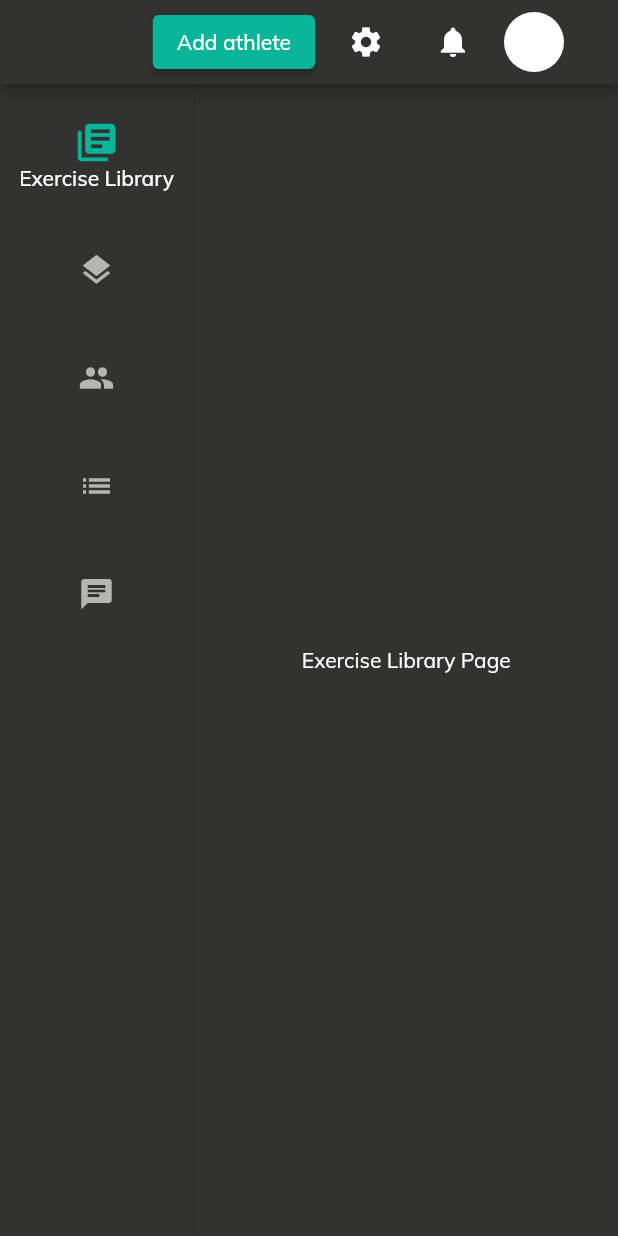
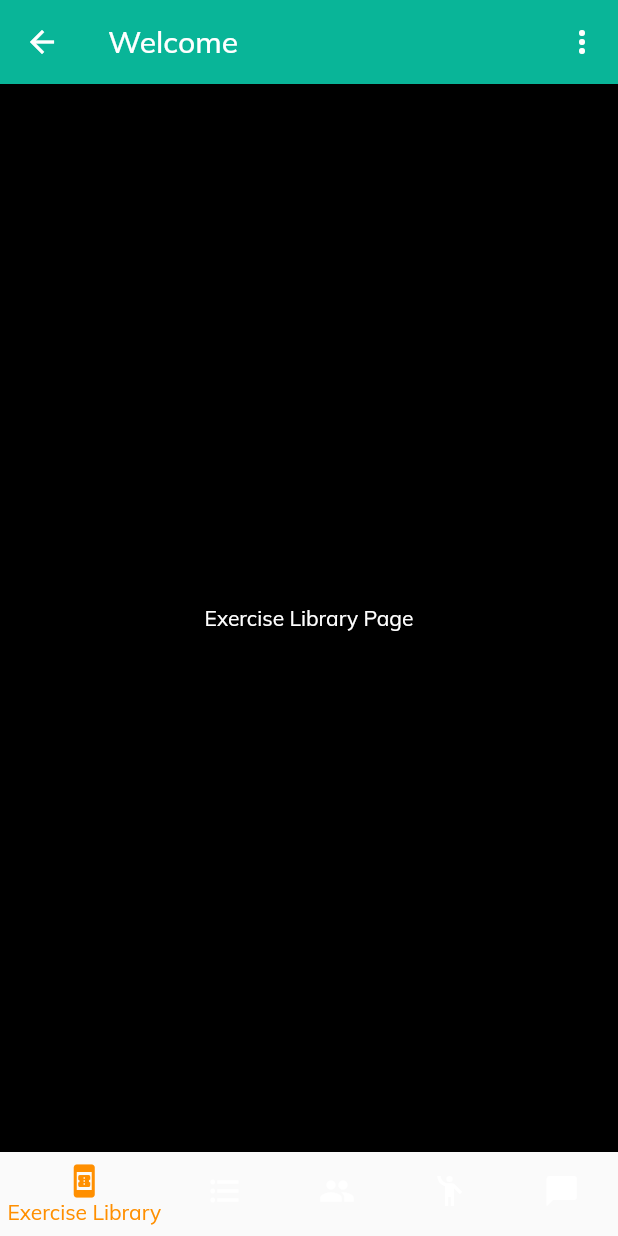
Before and after one commit to salahlashein/Web-dashboard-for-a-powerlifting-company, a Flutter app: the Navbar screen opened by its route, on a phone screen of 412 x 824 dp. Run offline on Flutter 3.47's test engine with Material 2 defaults, Android fonts, the phone set to English and light mode, and no system bars; our stand-ins replace cloud_firestore, firebase_auth, firebase_core, get, google_fonts; missing offline and left inert: flutter_email_sender; accounts and stored records are empty.

Commit message:
singn in working

```diff
--- a/lib/navbar.dart
+++ b/lib/navbar.dart
@@ -1,4 +1,9 @@
+import 'dart:math';
 import 'package:flutter/material.dart';
+import 'package:firebase_auth/firebase_auth.dart';
+import 'package:cloud_firestore/cloud_firestore.dart';
+import 'package:flutter_email_sender/flutter_email_sender.dart';
+import 'package:web_dashboard/services/userservice.dart';
 
 class Navbar extends StatefulWidget {
   @override
@@ -27,16 +32,22 @@ class _NavbarState extends State<Navbar> {
   void initState() {
     super.initState();
     _loadCoachName();
+    EmailJS.init('YOUR_EMAILJS_USER_ID'); // Replace with your EmailJS user ID
   }
 
   Future<void> _loadCoachName() async {
-    // Load coach name from Firebase or any other data source
-    // Replace the code below with your own implementation
-    await Future.delayed(
-        Duration(seconds: 2)); // Simulating asynchronous operation
+    try {
+      User? user = FirebaseAuth.instance.currentUser;
+      if (user != null) {
+        String coachId = user.uid;
+        String coachName = await UserService().getCoachName(coachId);
         setState(() {
-      _coachName = 'Salah lashein';
+          _coachName = coachName;
         });
+      }
+    } catch (e) {
+      print('Error loading coach name: ${e.toString()}');
+    }
   }
 
   void _showAddAthleteDialog(BuildContext context) {
@@ -62,7 +73,7 @@ class _NavbarState extends State<Navbar> {
                   style: TextStyle(fontSize: 18, color: Colors.white),
                 ),
                 SizedBox(height: 20.0),
-                TextField(
+                TextFormField(
                   keyboardType: TextInputType.emailAddress,
                   onChanged: (value) {
                     athleteEmail = value;
@@ -79,11 +90,14 @@ class _NavbarState extends State<Navbar> {
                       borderSide: BorderSide(color: Colors.white),
                     ),
                   ),
+                  validator: (value) => EmailValidator.validate(value!)
+                      ? null
+                      : "Please enter a valid email",
                 ),
                 SizedBox(height: 20.0),
                 ElevatedButton(
                   onPressed: () {
-                    // Add your action for sending invitation here
+                    _sendInvitation(athleteEmail);
                   },
                   style: ElevatedButton.styleFrom(
                     primary: Color.fromARGB(255, 9, 181, 152),
@@ -102,130 +116,95 @@ class _NavbarState extends State<Navbar> {
     );
   }
 
+  String _generateRandomCode() {
+    final random = Random();
+    final code = List.generate(6, (_) => random.nextInt(10)).join();
+    return code;
+  }
+
+  Future<void> _sendEmail(String email, String code) async {
+    var params = {
+      'code': code,
+      'email': email,
+    };
+
+    await Email.send('service_id', 'template_id', params, 'user_id', 'origin')
+        .then((value) => print('Email sent successfully: $value'))
+        .catchError((error) => print('Failed to send email: $error'));
+  }
+
+  Future<void> _createAthleteAccount(String email, String code) async {
+    await FirebaseFirestore.instance.collection('Athletes').doc(email).set({
+      'randomCode': code,
+    });
+  }
+
+  Future<void> _sendInvitation(String athleteEmail) async {
+    String code = _generateRandomCode();
+    await _sendEmail(athleteEmail, code);
+    await _createAthleteAccount(athleteEmail, code);
+  }
+
   @override
   Widget build(BuildContext context) {
     return Scaffold(
+      backgroundColor: Colors.black,
       appBar: AppBar(
-        backgroundColor: Color.fromARGB(255, 50, 50, 48),
-        automaticallyImplyLeading: false,
-        title: Column(
-          children: [
-            Row(
-              mainAxisAlignment: MainAxisAlignment.end,
-              children: [
-                SizedBox(width: 10),
-                ElevatedButton(
+        actions: [
+          PopupMenuButton(
+            itemBuilder: (context) => [
+              PopupMenuItem(
+                value: 1,
+                child: TextButton(
                   onPressed: () {
+                    Navigator.of(context).pop();
                     _showAddAthleteDialog(context);
                   },
-                  style: ElevatedButton.styleFrom(
-                    primary: Color.fromARGB(255, 9, 181, 152),
-                  ),
-                  child: Text('Add athlete'),
-                ),
-                SizedBox(width: 10),
-                IconButton(
-                  icon: Icon(Icons.settings),
-                  onPressed: () {
-                    // Add your action for settings icon here
-                  },
-                ),
-                SizedBox(width: 10),
-                IconButton(
-                  icon: Icon(Icons.notifications),
-                  onPressed: () {
-                    // Add your action for notification icon here
-                  },
-                ),
-                SizedBox(width: 10),
-                CircleAvatar(
-                  backgroundColor: Colors.white,
-                ),
-                SizedBox(width: 10),
-                Text(_coachName, style: TextStyle(color: Colors.white)),
-                SizedBox(width: 10),
-              ],
-            ),
-          ],
-        ),
-      ),
-      body: Row(
-        children: [
-          NavigationRail(
-            backgroundColor: Color.fromARGB(255, 50, 50, 48),
-            selectedIndex: _selectedIndex,
-            onDestinationSelected: _onItemTapped,
-            labelType: NavigationRailLabelType.selected,
-            destinations: [
-              NavigationRailDestination(
-                icon: Icon(Icons.library_books, color: Colors.white),
-                selectedIcon: Icon(
-                  Icons.library_books,
-                  size: 30,
-                  color: Color.fromARGB(255, 9, 181, 152),
-                ),
-                label: Text(
-                  'Exercise Library',
+                  child: Text(
+                    'Add Athlete',
                     style: TextStyle(color: Colors.white),
                   ),
                 ),
-              NavigationRailDestination(
-                icon: Icon(Icons.layers, color: Colors.white),
-                selectedIcon: Icon(
-                  Icons.layers,
-                  size: 30,
-                  color: Color.fromARGB(255, 9, 181, 152),
-                ),
-                label: Text(
-                  'Templates',
-                  style: TextStyle(color: Colors.white),
-                ),
-              ),
-              NavigationRailDestination(
-                icon: Icon(Icons.people, color: Colors.white),
-                selectedIcon: Icon(
-                  Icons.people,
-                  size: 30,
-                  color: Color.fromARGB(255, 9, 181, 152),
-                ),
-                label: Text(
-                  'Athlete Overview',
-                  style: TextStyle(color: Colors.white),
-                ),
-              ),
-              NavigationRailDestination(
-                icon: Icon(Icons.list, color: Colors.white),
-                selectedIcon: Icon(
-                  Icons.list,
-                  size: 30,
-                  color: Color.fromARGB(255, 9, 181, 152),
-                ),
-                label: Text(
-                  'Athlete List',
-                  style: TextStyle(color: Colors.white),
-                ),
-              ),
-              NavigationRailDestination(
-                icon: Icon(Icons.chat, color: Colors.white),
-                selectedIcon: Icon(
-                  Icons.chat,
-                  size: 30,
-                  color: Color.fromARGB(255, 9, 181, 152),
-                ),
-                label: Text(
-                  'Chat',
-                  style: TextStyle(color: Colors.white),
-                ),
               ),
             ],
+            icon: Icon(Icons.more_vert),
           ),
-          VerticalDivider(thickness: 1, width: 1),
-          Expanded(
-            child: Center(
+        ],
+        title: Text(
+          'Welcome $_coachName',
+          style: TextStyle(fontSize: 20),
+        ),
+        backgroundColor: Color.fromARGB(255, 9, 181, 152),
+      ),
+      body: Center(
         child: _widgetOptions.elementAt(_selectedIndex),
       ),
+      bottomNavigationBar: BottomNavigationBar(
+        items: const <BottomNavigationBarItem>[
+          BottomNavigationBarItem(
+            icon: Icon(Icons.book_online),
+            label: 'Exercise Library',
+          ),
+          BottomNavigationBarItem(
+            icon: Icon(Icons.format_list_bulleted),
+            label: 'Templates',
+          ),
+          BottomNavigationBarItem(
+            icon: Icon(Icons.people),
+            label: 'Athlete Overview',
+          ),
+          BottomNavigationBarItem(
+            icon: Icon(Icons.emoji_people),
+            label: 'Athlete List',
+          ),
+          BottomNavigationBarItem(
+            icon: Icon(Icons.chat_bubble),
+            label: 'Chat',
           ),
         ],
+        currentIndex: _selectedIndex,
+        selectedItemColor: Colors.amber[800],
+        onTap: _onItemTapped,
       ),
     );
   }
```
Also changed, not shown: lib/login.dart (+39 -36 lines), pubspec.yaml (+7 -0 lines), pubspec.lock, 1 other file. Lines whose indentation alone changed are shown as unchanged.
